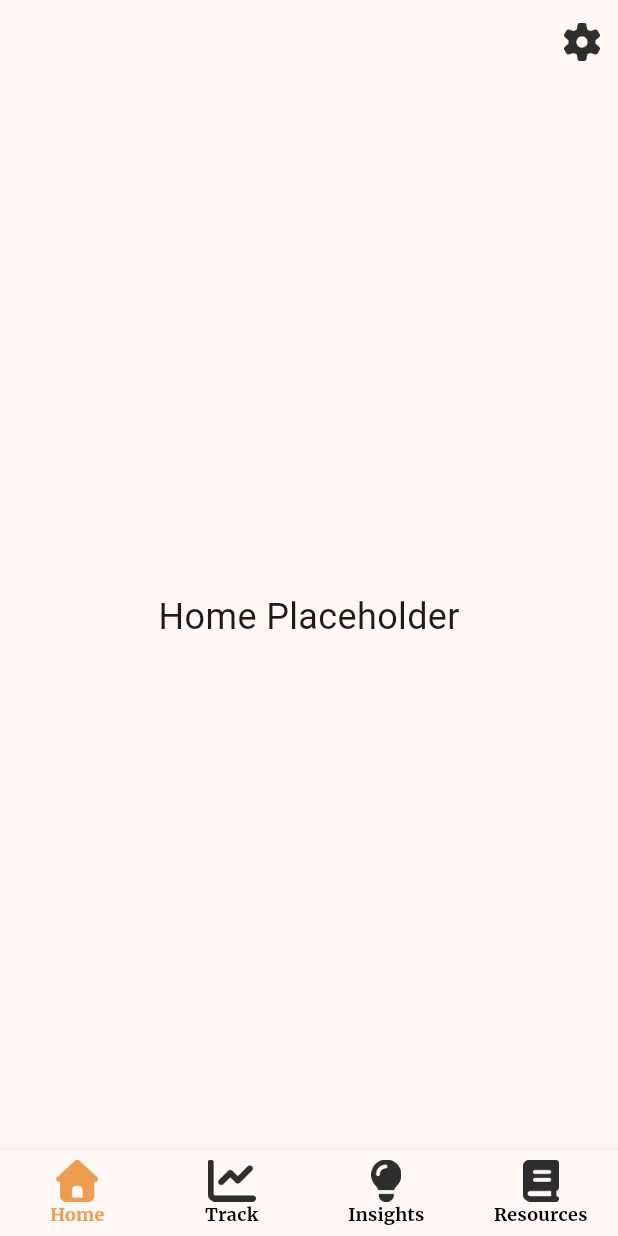
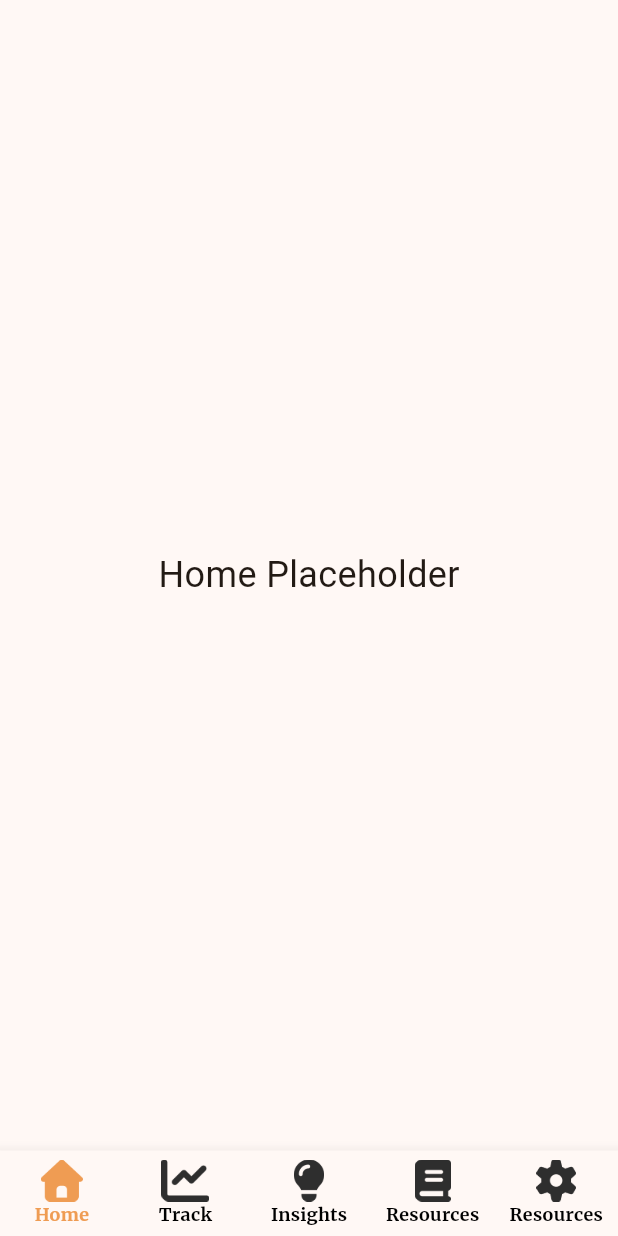
Before and after one commit to Kyle-Burdett/mindflow, a Flutter app: the screen it shows after launch, on a phone screen of 412 x 824 dp. Run offline on Flutter 3.47's test engine with Material 3 defaults, Android fonts, the phone set to English and light mode, and no system bars; our stand-ins replace go_router.

Commit message:
Added settings to bottom nav bar

```diff
--- a/lib/home-nav.dart
+++ b/lib/home-nav.dart
@@ -33,6 +33,11 @@ class _MainHomeScreenState extends State<MainHomeScreen> {
     BottomNavigationBarItem(
       icon: Image.asset('assets/icons/resources.png', height: 28),
       activeIcon: Image.asset('assets/icons/resources-selected.png', height: 28),
+      label: "Resources",
+    ),
+    BottomNavigationBarItem(
+      icon: Image.asset('assets/icons/settings.png', height: 28),
+      activeIcon: Image.asset('assets/icons/settings-selected.png', height: 28),
       label: "Resources",
     ),
   ];
@@ -71,23 +76,20 @@ class _MainHomeScreenState extends State<MainHomeScreen> {
         ),
       ),
     ),
+    Center(
+      child: Text(
+        'Settings Placeholder',
+        style: TextStyle(
+          fontSize: 24,
+        ),
+      ),
+    ),
   ];
 
 
   @override
   Widget build(BuildContext context) {
     return Scaffold(
-      appBar: AppBar(
-        actions: [
-          IconButton(
-            onPressed: () {
-              //Route to settings
-            },
-            icon: Image.asset('assets/icons/settings.png', width: 24),
-            iconSize: 16,
-          ),
-        ],
-      ),
       body: screens[_currentIndex],
       bottomNavigationBar: BottomNavigationBar(
         items: bottomNavItems,
--- a/pubspec.yaml
+++ b/pubspec.yaml
@@ -12,6 +12,7 @@ dependencies:
   provider: ^6.1.5+1
   get_it: ^8.2.0
   go_router: ^16.2.4
+  fl_chart: ^1.1.1
 
   cupertino_icons: ^1.0.8
 
```
Also changed, not shown: assets/icons/settings-selected.png (added).
